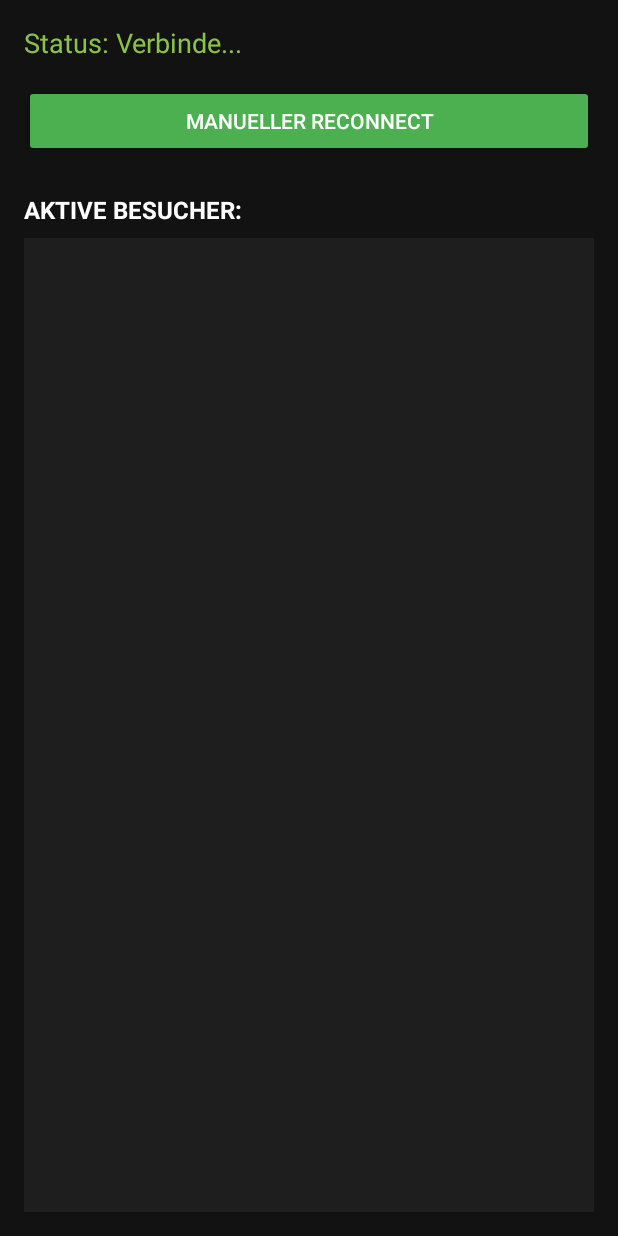
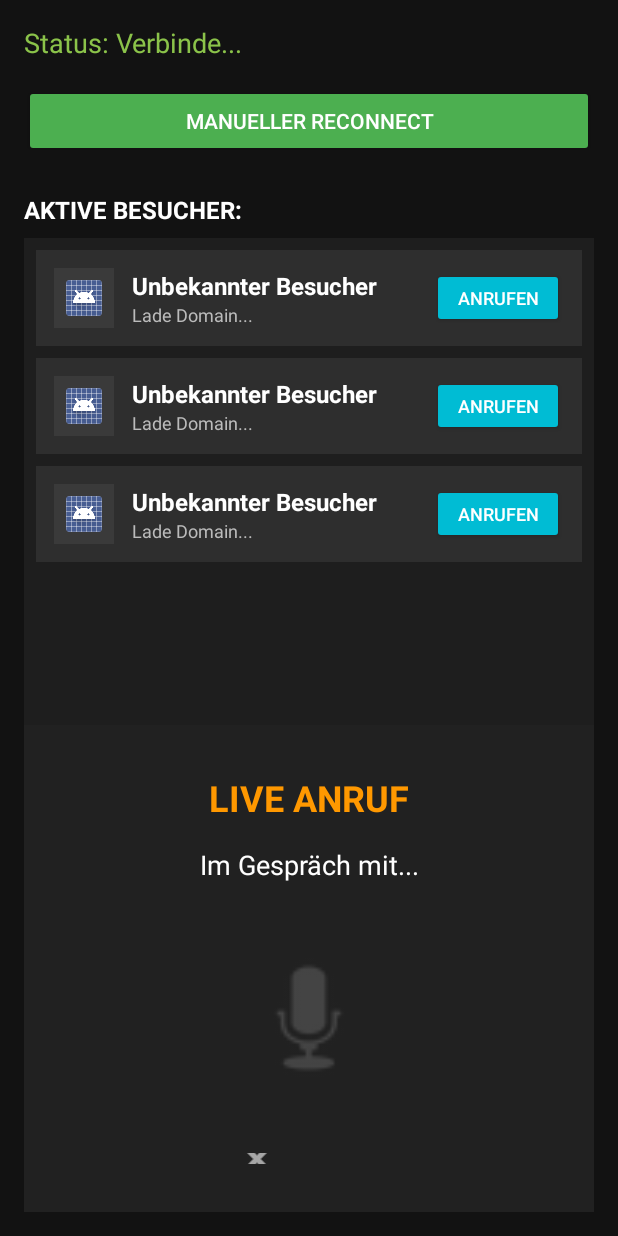
Before and after one commit to Netdoc64/2bro4proCall, an Android app: the layout activity_app_layout.xml on its own in the app's theme, with its tools: preview values and no code run, on a phone screen of 412 x 824 dp. Run offline under Robolectric (Android 15) with nearby library versions, the phone set to English and light mode, and no system bars.

Commit message:
Update comments and layout in activity_app_layout.xml

```diff
--- a/app/src/main/res/layout/activity_app_layout.xml
+++ b/app/src/main/res/layout/activity_app_layout.xml
@@ -1,3 +1,4 @@
+<?xml version="1.0" encoding="utf-8"?>
 <LinearLayout xmlns:android="http://schemas.android.com/apk/res/android"
     xmlns:tools="http://schemas.android.com/tools"
     android:layout_width="match_parent"
@@ -6,7 +7,7 @@
     android:background="#121212"
     android:padding="16dp">
 
-    <!-- Top Status Bar -->
+    <!-- 1. OBERER BEREICH: STATUS & CONNECT -->
     <TextView
         android:id="@+id/status_text_view"
         android:layout_width="match_parent"
@@ -16,7 +17,6 @@
         android:textSize="18sp"
         android:layout_marginBottom="16dp"/>
 
-    <!-- Manuelle Connect/Reconnect Button -->
     <Button
         android:id="@+id/connect_button"
         android:layout_width="match_parent"
@@ -27,7 +27,8 @@
         android:padding="12dp"
         android:layout_marginBottom="24dp"/>
 
-    <!-- LIVE VISITORS TAB (Standardansicht) -->
+    <!-- 2. TAB: LIVE BESUCHER LISTE (Sichtbar wenn kein Anruf) -->
+    <!-- Dieser Bereich wird standardmäßig angezeigt -->
     <TextView
         android:id="@+id/visitor_data_label"
         android:layout_width="match_parent"
@@ -45,12 +46,12 @@
         android:layout_weight="1"
         android:padding="8dp"
         android:background="#1E1E1E"
-        tools:listitem="@layout/visitor_list_item" />
-
-    <!-- Hinweis: visitor_list_item muss im Adapter dynamisch erstellt werden oder als XML hinzugefügt werden -->
+        tools:listitem="@layout/visitor_list_item_template"
+        android:scrollbars="vertical" />
 
 
-    <!-- ACTIVE CALL TAB (Wird nur bei Anruf sichtbar) -->
+    <!-- 3. TAB: AKTIVER ANRUF (Sichtbar während Anruf) -->
+    <!-- Dieser Bereich ist standardmäßig ausgeblendet (visibility="gone") -->
     <LinearLayout
         android:id="@+id/active_call_layout"
         android:layout_width="match_parent"
@@ -60,7 +61,8 @@
         android:gravity="center"
         android:background="#212121"
         android:padding="32dp"
-        android:visibility="gone">
+        android:visibility="gone"
+        tools:visibility="visible">
 
         <TextView
             android:layout_width="wrap_content"
@@ -81,6 +83,14 @@
             android:gravity="center"
             android:layout_marginBottom="40dp"/>
 
+        <!-- Visualizer Platzhalter -->
+        <View
+            android:layout_width="100dp"
+            android:layout_height="100dp"
+            android:background="@android:drawable/ic_btn_speak_now"
+            android:backgroundTint="#444444"
+            android:layout_marginBottom="40dp"/>
+
         <Button
             android:id="@+id/call_end_button"
             android:layout_width="wrap_content"
@@ -89,19 +99,17 @@
             android:backgroundTint="#F44336"
             android:textColor="@android:color/white"
             android:padding="16dp"
-            android:drawableStart="@android:drawable/ic_menu_close_clear_cancel"
+            android:drawableLeft="@android:drawable/ic_menu_close_clear_cancel"
             android:drawableTint="@android:color/white"/>
-
-        <!-- Audio Visualizer oder Steuerung hier einfügen -->
 
     </LinearLayout>
 
-    <!-- Der alte Platzhalter Text (wird jetzt als Label genutzt und kann entfernt werden) -->
+    <!-- 4. LEGACY ID (Versteckt) -->
     <TextView
         android:id="@+id/visitor_data_text_view"
         android:layout_width="match_parent"
         android:layout_height="wrap_content"
         android:visibility="gone"
-        tools:text="Alte Daten (sollte nicht sichtbar sein)"/>
+        tools:text="Legacy Placeholder"/>
 
 </LinearLayout>
```
